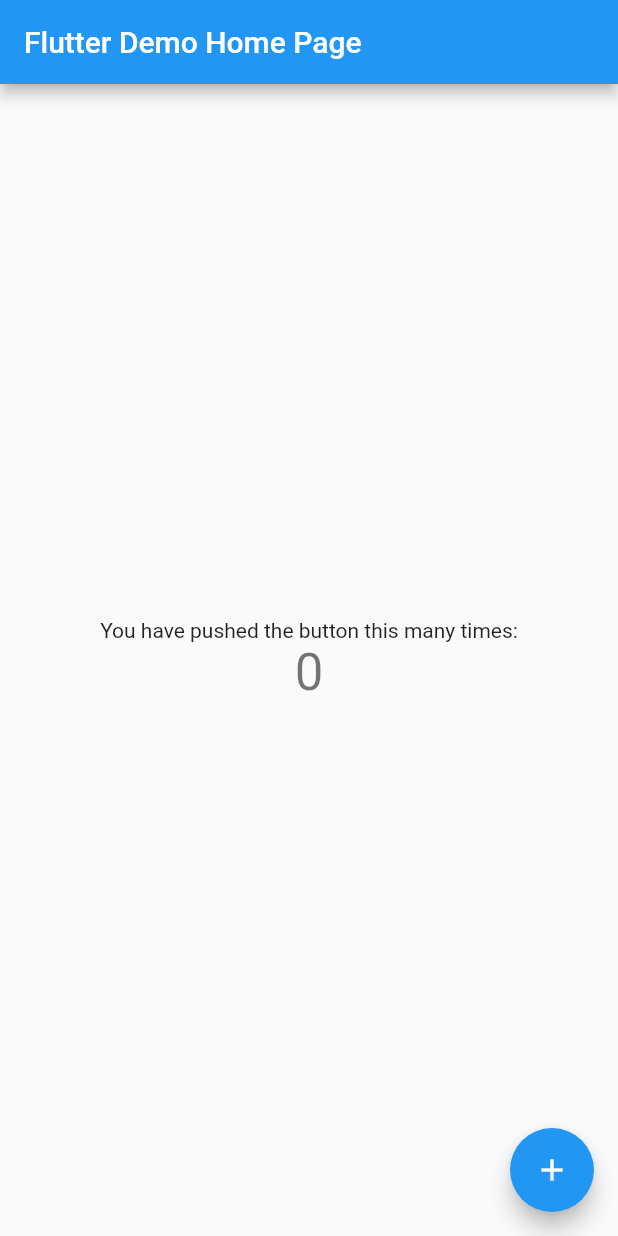
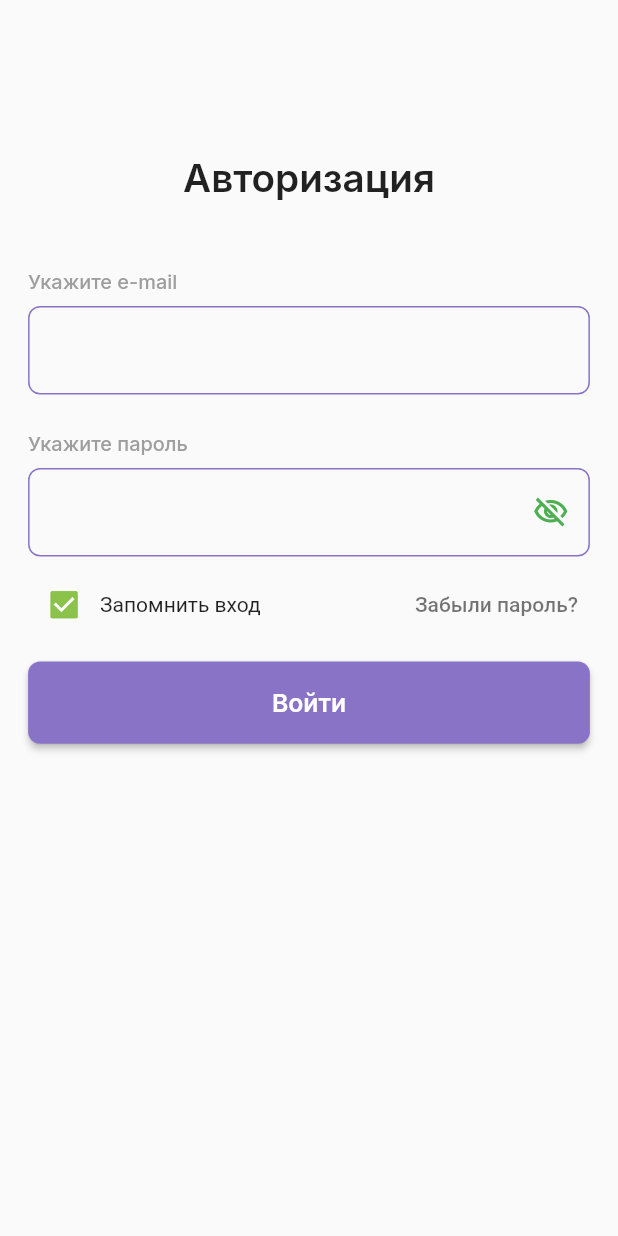
Before and after one commit to Promss/NeoPanel, a Flutter app: the screen it shows after launch, on a phone screen of 412 x 824 dp. Run offline on Flutter 3.47's test engine with Material 2 defaults, Android fonts, the phone set to English and light mode, and no system bars; our stand-ins replace google_fonts.

Commit message:
feat: add GoogleFonts package and add AuthScreen

```diff
--- /dev/null
+++ b/lib/authScreen.dart
@@ -0,0 +1,202 @@
+import 'package:flutter/material.dart';
+import 'package:google_fonts/google_fonts.dart';
+
+class AuthScreen extends StatefulWidget {
+  const AuthScreen({super.key});
+
+  @override
+  State<AuthScreen> createState() => _AuthScreenState();
+}
+
+class _AuthScreenState extends State<AuthScreen> {
+  bool passwordVisible = false;
+  TextEditingController _controller1 = TextEditingController();
+  TextEditingController _controller2 = TextEditingController();
+  bool checked = true;
+
+  var result = 'Checkbox is CHECKED';
+
+  void getCheckBoxValue(bool value) {
+    if (checked == false) {
+      // Put your code here which you want to execute on CheckBox Checked.
+      setState(() {
+        checked = true;
+        result = 'Checkbox is CHECKED';
+      });
+    } else {
+      // Put your code here which you want to execute on CheckBox Un-Checked.
+      setState(() {
+        checked = false;
+        result = 'Checkbox is UN-CHECKED';
+      });
+    }
+  }
+
+  void _checkForm() {
+    if (_controller1.text.isEmpty || _controller2.text.isEmpty) {
+      setState(() => print('Empty'));
+    } else {
+      setState(() => print('Not empty'));
+    }
+  }
+
+  @override
+  Widget build(BuildContext context) {
+    var size = MediaQuery.of(context).size;
+    var height = size.height;
+    var width = size.width;
+    return Scaffold(
+      resizeToAvoidBottomInset: false,
+      body: SafeArea(
+        child: Padding(
+          padding: EdgeInsets.symmetric(horizontal: width / 22),
+          child: Column(
+            mainAxisAlignment: MainAxisAlignment.start,
+            crossAxisAlignment: CrossAxisAlignment.center,
+            children: [
+              SizedBox(
+                height: height / 8,
+              ),
+              Text(
+                'Авторизация',
+                style: GoogleFonts.inter(
+                    fontSize: height / 32, fontWeight: FontWeight.w600),
+              ),
+              SizedBox(
+                height: height / 18,
+              ),
+              Row(
+                mainAxisAlignment: MainAxisAlignment.start,
+                children: [
+                  Text(
+                    'Укажите e-mail',
+                    style: GoogleFonts.inter(
+                        color: Colors.grey,
+                        fontSize: height / 62,
+                        fontWeight: FontWeight.w500),
+                  )
+                ],
+              ),
+              Padding(
+                padding: EdgeInsets.symmetric(vertical: height / 100),
+                child: TextField(
+                  controller: _controller1,
+                  decoration: InputDecoration(
+                    enabledBorder: OutlineInputBorder(
+                      borderRadius: BorderRadius.circular(8),
+                      borderSide: BorderSide(
+                        color: Color.fromRGBO(137, 115, 198, 1),
+                      ),
+                    ),
+                    focusedBorder: OutlineInputBorder(
+                      borderRadius: BorderRadius.circular(8),
+                      borderSide: BorderSide(
+                        color: Color.fromRGBO(137, 115, 198, 1),
+                      ),
+                    ),
+                  ),
+                ),
+              ),
+              SizedBox(
+                height: height / 50,
+              ),
+              Row(
+                mainAxisAlignment: MainAxisAlignment.start,
+                children: [
+                  Text(
+                    'Укажите пароль',
+                    style: GoogleFonts.inter(
+                        color: Colors.grey,
+                        fontSize: height / 62,
+                        fontWeight: FontWeight.w500),
+                  ),
+                ],
+              ),
+              Padding(
+                padding: EdgeInsets.symmetric(vertical: height / 100),
+                child: TextField(
+                  obscureText: !passwordVisible,
+                  controller: _controller2,
+                  decoration: InputDecoration(
+                    enabledBorder: OutlineInputBorder(
+                      borderRadius: BorderRadius.circular(8),
+                      borderSide: BorderSide(
+                        color: Color.fromRGBO(137, 115, 198, 1),
+                      ),
+                    ),
+                    focusedBorder: OutlineInputBorder(
+                      borderRadius: BorderRadius.circular(8),
+                      borderSide: BorderSide(
+                        color: Color.fromRGBO(137, 115, 198, 1),
+                      ),
+                    ),
+                    suffixIcon: IconButton(
+                      padding: EdgeInsets.only(right: width / 100),
+                      color: Colors.green,
+                      icon: Icon(!passwordVisible
+                          ? Icons.visibility_off_outlined
+                          : Icons.visibility_outlined),
+                      onPressed: () {
+                        setState(
+                          () {
+                            passwordVisible = !passwordVisible;
+                          },
+                        );
+                      },
+                    ),
+                  ),
+                ),
+              ),
+              Row(
+                mainAxisAlignment: MainAxisAlignment.spaceBetween,
+                children: [
+                  Row(
+                    mainAxisAlignment: MainAxisAlignment.start,
+                    children: [
+                      Checkbox(
+                        value: checked,
+                        onChanged: (value) {
+                          getCheckBoxValue(value!);
+                        },
+                        side: MaterialStateBorderSide.resolveWith((states) =>
+                            BorderSide(color: Colors.lightGreen, width: 2)),
+                        activeColor: Colors.lightGreen,
+                        checkColor: Colors.white,
+                        // tristate: false,
+                      ),
+                      Text('Запомнить вход')
+                    ],
+                  ),
+                  TextButton(
+                      style:
+                          TextButton.styleFrom(foregroundColor: Colors.black54),
+                      onPressed: (() {
+                        print('Hello');
+                      }),
+                      child: Text('Забыли пароль?'))
+                ],
+              ),
+              SizedBox(
+                height: height / 60,
+              ),
+              SizedBox(
+                height: height / 15,
+                width: width,
+                child: ElevatedButton(
+                  style: ElevatedButton.styleFrom(
+                      shape: RoundedRectangleBorder(
+                          borderRadius: BorderRadius.circular(8)),
+                      backgroundColor: Color.fromRGBO(137, 115, 198, 1)),
+                  onPressed: _checkForm,
+                  child: Text('Войти',
+                      style: GoogleFonts.inter(
+                          fontSize: height / 50, fontWeight: FontWeight.w600)),
+                ),
+              ),
+            ],
+          ),
+        ),
+      ),
+    );
+  }
+}
--- a/lib/main.dart
+++ b/lib/main.dart
@@ -1,4 +1,5 @@
 import 'package:flutter/material.dart';
+import 'package:neopanel/authScreen.dart';
 
 void main() {
   runApp(const MyApp());
@@ -14,54 +15,7 @@
       theme: ThemeData(
         primarySwatch: Colors.blue,
       ),
-      home: const MyHomePage(title: 'Flutter Demo Home Page'),
+      home: const AuthScreen(),
     );
   }
 }
-
-class MyHomePage extends StatefulWidget {
-  const MyHomePage({super.key, required this.title});
-
-  final String title;
-
-  @override
-  State<MyHomePage> createState() => _MyHomePageState();
-}
-
-class _MyHomePageState extends State<MyHomePage> {
-  int _counter = 0;
-
-  void _incrementCounter() {
-    setState(() {
-      _counter++;
-    });
-  }
-
-  @override
-  Widget build(BuildContext context) {
-    return Scaffold(
-      appBar: AppBar(
-        title: Text(widget.title),
-      ),
-      body: Center(
-        child: Column(
-          mainAxisAlignment: MainAxisAlignment.center,
-          children: <Widget>[
-            const Text(
-              'You have pushed the button this many times:',
-            ),
-            Text(
-              '$_counter',
-              style: Theme.of(context).textTheme.headline4,
-            ),
-          ],
-        ),
-      ),
-      floatingActionButton: FloatingActionButton(
-        onPressed: _incrementCounter,
-        tooltip: 'Increment',
-        child: const Icon(Icons.add),
-      ),
-    );
-  }
-}
--- a/pubspec.yaml
+++ b/pubspec.yaml
@@ -10,6 +10,7 @@
   flutter:
     sdk: flutter
   cupertino_icons: ^1.0.2
+  google_fonts: ^4.0.3
 
 dev_dependencies:
   flutter_test:
```
Also changed, not shown: pubspec.lock, 1 other file.
